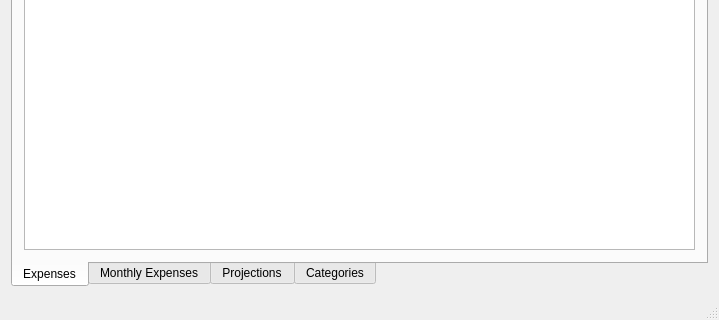
DatabasesWorks/Costs-daily-income-and-expenses, file mainwindow.ui: the form before one commit; both pictures show x 0 to 719 and y 204 to 524 of the 719 by 524 pixel window.
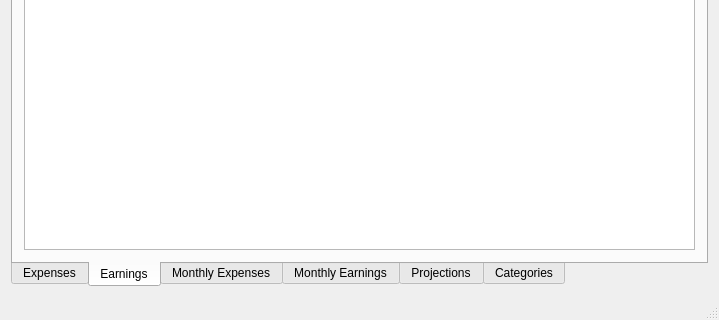
The form after the commit. The open tabs and pages were chosen to show the change.

Commit message:
Updated DB structure, hide deleted rows, prep for earnings tables
- Updated DB structure to include default categories and payment
  options and also add table for dbversion and add entries there.
- Hide deleted rows in expensesTableView and monthlyExpensesTableView
- Prepared to add earnings tables to the program

The edit to the form file:
```diff
--- a/mainwindow.ui
+++ b/mainwindow.ui
@@ -20,9 +20,15 @@
       <property name="tabPosition">
        <enum>QTabWidget::South</enum>
       </property>
+      <property name="tabShape">
+       <enum>QTabWidget::Rounded</enum>
+      </property>
       <property name="currentIndex">
        <number>0</number>
       </property>
+      <property name="elideMode">
+       <enum>Qt::ElideNone</enum>
+      </property>
       <property name="documentMode">
        <bool>false</bool>
       </property>
@@ -36,6 +42,16 @@
         </item>
        </layout>
       </widget>
+      <widget class="QWidget" name="earningsTab">
+       <attribute name="title">
+        <string>Earnings</string>
+       </attribute>
+       <layout class="QVBoxLayout" name="verticalLayout_6">
+        <item>
+         <widget class="QTableView" name="earningsTableView"/>
+        </item>
+       </layout>
+      </widget>
       <widget class="QWidget" name="monthlyExpensesTab">
        <attribute name="title">
         <string>Monthly Expenses</string>
@@ -46,6 +62,16 @@
         </item>
        </layout>
       </widget>
+      <widget class="QWidget" name="monthlyEarningsTab">
+       <attribute name="title">
+        <string>Monthly Earnings</string>
+       </attribute>
+       <layout class="QVBoxLayout" name="verticalLayout_7">
+        <item>
+         <widget class="QTableView" name="monthlyEarningsTableView"/>
+        </item>
+       </layout>
+      </widget>
       <widget class="QWidget" name="projectionsTab">
        <attribute name="title">
         <string>Projections</string>
```
The commit also changes 8 other files.
